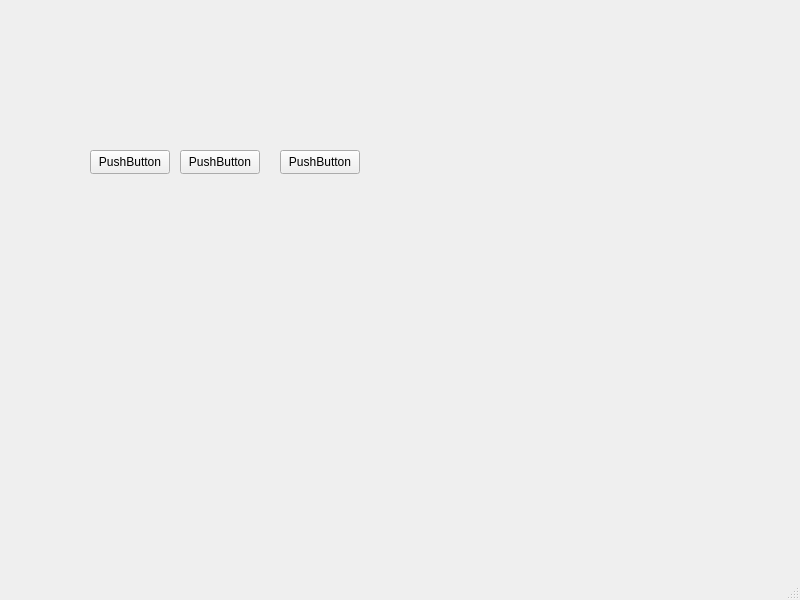
Above: skmap/mainwindow.ui from suyambukarthick/SKMap before the change. Below: the same form after it.
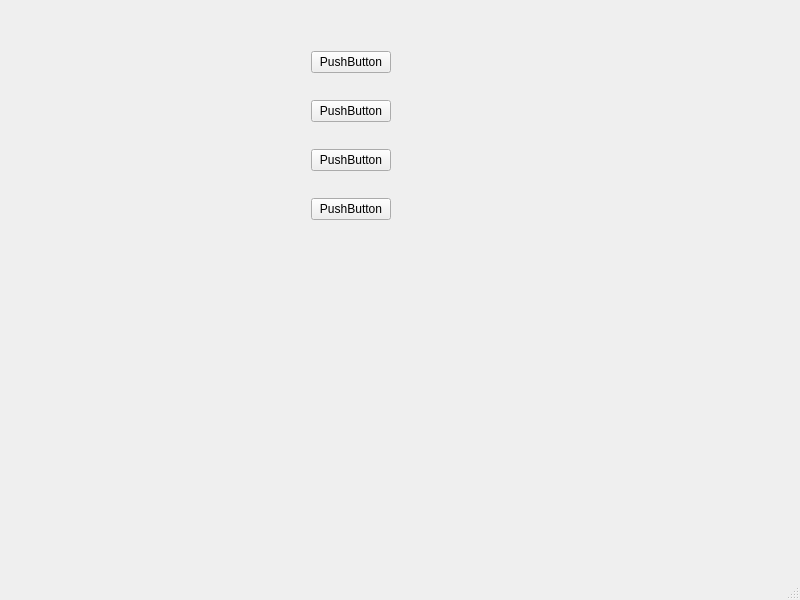
That is the form after the change.

Commit message: form changed as grid view

Patch:
```diff
--- a/skmap/mainwindow.ui
+++ b/skmap/mainwindow.ui
@@ -14,44 +14,58 @@
    <string>MainWindow</string>
   </property>
   <widget class="QWidget" name="centralwidget">
-   <widget class="QPushButton" name="pushButton">
+   <widget class="QWidget" name="gridLayoutWidget">
     <property name="geometry">
      <rect>
-      <x>90</x>
-      <y>150</y>
-      <width>80</width>
-      <height>24</height>
+      <x>40</x>
+      <y>30</y>
+      <width>351</width>
+      <height>211</height>
      </rect>
     </property>
-    <property name="text">
-     <string>PushButton</string>
-    </property>
-   </widget>
+    <layout class="QGridLayout" name="gridLayout">
+     <item row="1" column="1">
    <widget class="QPushButton" name="pushButton_2">
-    <property name="geometry">
-     <rect>
-      <x>180</x>
-      <y>150</y>
-      <width>80</width>
-      <height>24</height>
-     </rect>
-    </property>
+       <property name="text">
+        <string>PushButton</string>
+       </property>
+      </widget>
+     </item>
+     <item row="0" column="1">
+      <widget class="QPushButton" name="pushButton">
     <property name="text">
      <string>PushButton</string>
     </property>
    </widget>
+     </item>
+     <item row="0" column="0">
+      <spacer name="horizontalSpacer">
+       <property name="orientation">
+        <enum>Qt::Horizontal</enum>
+       </property>
+       <property name="sizeHint" stdset="0">
+        <size>
+         <width>40</width>
+         <height>20</height>
+        </size>
+       </property>
+      </spacer>
+     </item>
+     <item row="2" column="1">
    <widget class="QPushButton" name="pushButton_3">
-    <property name="geometry">
-     <rect>
-      <x>280</x>
-      <y>150</y>
-      <width>80</width>
-      <height>24</height>
-     </rect>
-    </property>
+       <property name="text">
+        <string>PushButton</string>
+       </property>
+      </widget>
+     </item>
+     <item row="3" column="1">
+      <widget class="QPushButton" name="pushButton_4">
     <property name="text">
      <string>PushButton</string>
     </property>
+      </widget>
+     </item>
+    </layout>
    </widget>
   </widget>
   <widget class="QMenuBar" name="menubar">
```
Lines whose indentation alone changed are shown as unchanged.
